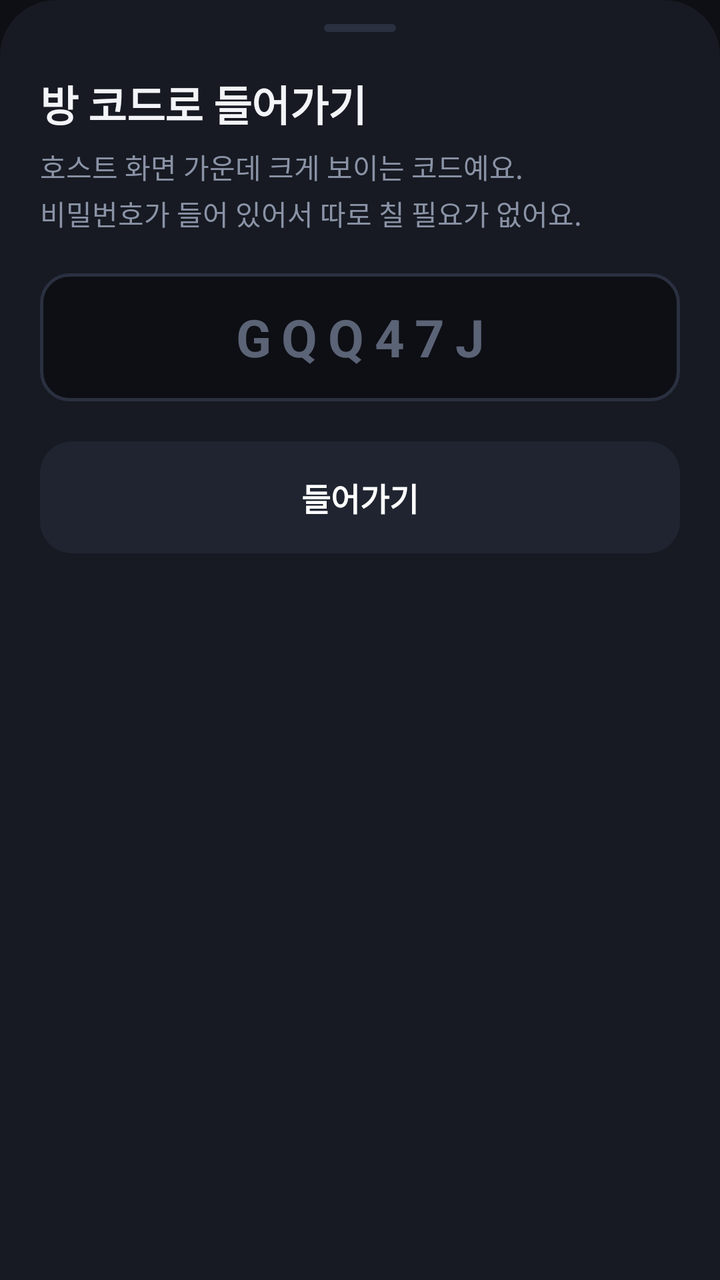
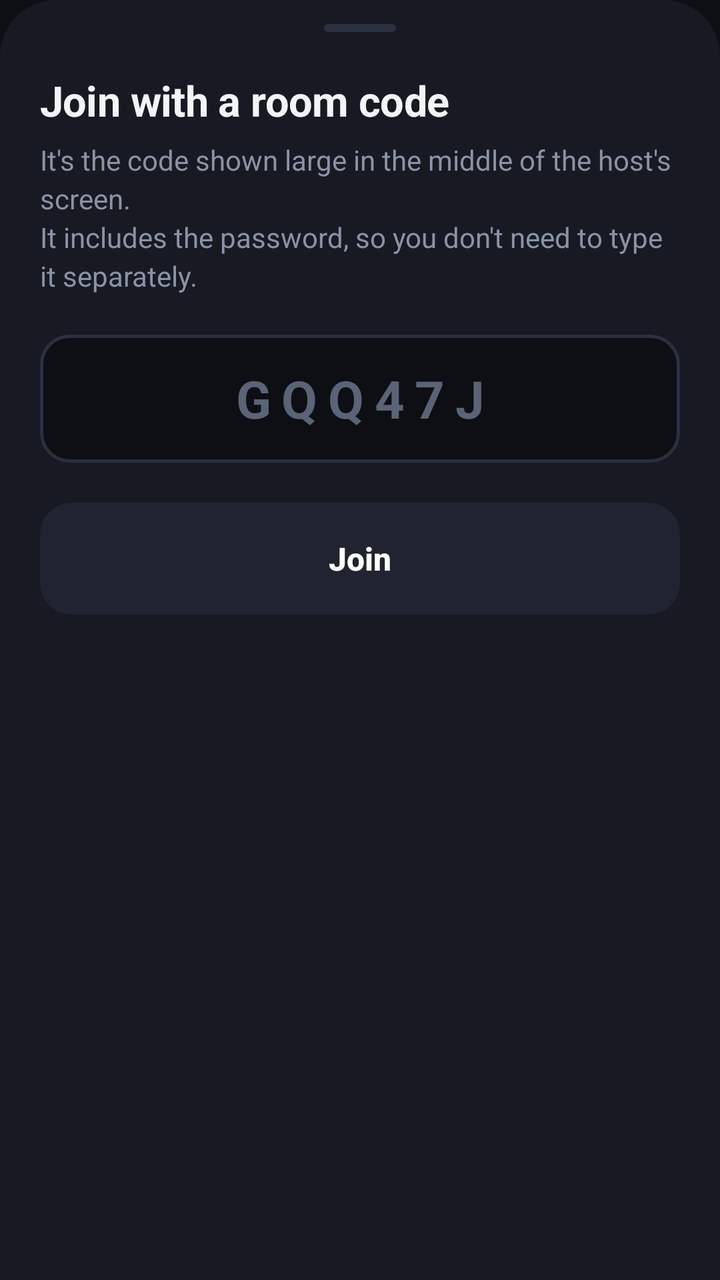

Screens rendered from an Android XML layout before and after an edit, with the pre-edit source and the edit as a unified diff.
<!-- AndroidManifest.xml: application theme AppTheme -->
<!-- res/layout/sheet_code.xml -->
<?xml version="1.0" encoding="utf-8"?>
<LinearLayout xmlns:android="http://schemas.android.com/apk/res/android"
    android:layout_width="match_parent"
    android:layout_height="wrap_content"
    android:background="@drawable/bg_sheet"
    android:orientation="vertical"
    android:paddingStart="20dp"
    android:paddingTop="12dp"
    android:paddingEnd="20dp"
    android:paddingBottom="24dp">

    <View style="@style/Grab" />

    <TextView style="@style/SheetTitle" android:text="방 코드로 들어가기" />
    <TextView style="@style/SheetLead" android:text="호스트 화면 가운데 크게 보이는 코드예요.\n비밀번호가 들어 있어서 따로 칠 필요가 없어요." />

    <EditText
        android:id="@+id/codeInput"
        style="@style/Input"
        android:layout_height="64dp"
        android:layout_marginTop="20dp"
        android:gravity="center"
        android:hint="GQQ47J"
        android:imeOptions="actionGo"
        android:inputType="textCapCharacters|textNoSuggestions|textVisiblePassword"
        android:letterSpacing="0.2"
        android:maxLength="14"
        android:textSize="26sp"
        android:textStyle="bold" />

    <TextView
        android:id="@+id/codeError"
        android:layout_width="match_parent"
        android:layout_height="wrap_content"
        android:layout_marginTop="10dp"
        android:gravity="center"
        android:text="코드를 읽을 수 없어요 — 다시 확인해 주세요"
        android:textColor="@color/danger"
        android:textSize="13sp"
        android:visibility="gone" />

    <Button
        android:id="@+id/btnGo"
        style="@style/Btn.Primary"
        android:layout_marginTop="20dp"
        android:enabled="false"
        android:text="들어가기" />
</LinearLayout>
<!-- resources referenced by this layout -->
<resources>
  <color name="danger">#FF6B6B</color>
  <!-- drawable bg_sheet (drawable) -->
  <?xml version="1.0" encoding="utf-8"?>
  <shape xmlns:android="http://schemas.android.com/apk/res/android">
      <solid android:color="@color/surface" />
      <corners android:topLeftRadius="28dp" android:topRightRadius="28dp" />
  </shape>
  <style name="Btn.Primary">
          <item name="android:background">@drawable/bg_btn_primary</item>
          <item name="android:textColor">#FFFFFFFF</item>
      </style>
  <style name="Grab">
          <item name="android:layout_width">36dp</item>
          <item name="android:layout_height">4dp</item>
          <item name="android:layout_gravity">center_horizontal</item>
          <item name="android:layout_marginBottom">20dp</item>
          <item name="android:background">@drawable/bg_grab</item>
      </style>
  <style name="SheetLead">
          <item name="android:layout_width">match_parent</item>
          <item name="android:layout_height">wrap_content</item>
          <item name="android:layout_marginTop">6dp</item>
          <item name="android:textSize">14sp</item>
          <item name="android:textColor">@color/text_dim</item>
          <item name="android:lineSpacingExtra">3dp</item>
      </style>
  <style name="SheetTitle">
          <item name="android:layout_width">match_parent</item>
          <item name="android:layout_height">wrap_content</item>
          <item name="android:textSize">21sp</item>
          <item name="android:textStyle">bold</item>
          <item name="android:textColor">@color/text</item>
          <item name="android:letterSpacing">-0.01</item>
      </style>
  <style name="AppTheme" parent="@android:style/Theme.Material.NoActionBar">
          <item name="android:windowBackground">@color/bg</item>
          <item name="android:statusBarColor">@color/bg</item>
          <item name="android:navigationBarColor">@color/bg</item>
          <item name="android:colorAccent">@color/accent</item>
          <item name="android:textColorPrimary">@color/text</item>
          <item name="android:textColorSecondary">@color/text_dim</item>
          <item name="android:textColorHint">@color/text_dim</item>
      </style>
  <color name="surface">#171A22</color>
  <!-- drawable bg_btn_primary (drawable) -->
  <?xml version="1.0" encoding="utf-8"?>
  <ripple xmlns:android="http://schemas.android.com/apk/res/android" android:color="@color/accent_press">
      <item>
          <selector>
              <item android:state_enabled="false">
                  <shape><solid android:color="@color/surface_alt" /><corners android:radius="16dp" /></shape>
              </item>
              <item>
                  <shape><solid android:color="@color/accent" /><corners android:radius="16dp" /></shape>
              </item>
          </selector>
      </item>
  </ripple>
  <!-- drawable bg_grab (drawable) -->
  <?xml version="1.0" encoding="utf-8"?>
  <shape xmlns:android="http://schemas.android.com/apk/res/android">
      <solid android:color="@color/stroke" />
      <corners android:radius="2dp" />
  </shape>
  <color name="text">#F2F4F8</color>
  <color name="text_faint">#5B6376</color>
  <color name="text_dim">#8A93A6</color>
  <color name="bg">#0D0F14</color>
  <color name="accent">#6C5CE7</color>
  <color name="accent_press">#5A4BD4</color>
  <color name="surface_alt">#1F2430</color>
  <color name="stroke">#2A3040</color>
  <!-- unchanged entries left out for length: 2 -->
</resources>

<!-- the commit's change to res/layout/sheet_code.xml (unified diff, before → after) -->
@@ -11,8 +11,8 @@
 
     <View style="@style/Grab" />
 
-    <TextView style="@style/SheetTitle" android:text="방 코드로 들어가기" />
-    <TextView style="@style/SheetLead" android:text="호스트 화면 가운데 크게 보이는 코드예요.\n비밀번호가 들어 있어서 따로 칠 필요가 없어요." />
+    <TextView style="@style/SheetTitle" android:text="@string/code_title" />
+    <TextView style="@style/SheetLead" android:text="@string/code_lead" />
 
     <EditText
         android:id="@+id/codeInput"
@@ -34,7 +34,7 @@
         android:layout_height="wrap_content"
         android:layout_marginTop="10dp"
         android:gravity="center"
-        android:text="코드를 읽을 수 없어요 — 다시 확인해 주세요"
+        android:text="@string/code_error"
         android:textColor="@color/danger"
         android:textSize="13sp"
         android:visibility="gone" />
@@ -44,5 +44,5 @@
         style="@style/Btn.Primary"
         android:layout_marginTop="20dp"
         android:enabled="false"
-        android:text="들어가기" />
+        android:text="@string/code_go" />
 </LinearLayout>
<!-- resource entries referenced after the edit -->
@@ -7,6 +7,10 @@
       <solid android:color="@color/surface" />
       <corners android:topLeftRadius="28dp" android:topRightRadius="28dp" />
   </shape>
+  <string name="code_error">Can\'t read this code — please check it again</string>
+  <string name="code_go">Join</string>
+  <string name="code_lead">It\'s the code shown large in the middle of the host\'s screen.\nIt includes the password, so you don\'t need to type it separately.</string>
+  <string name="code_title">Join with a room code</string>
   <style name="Btn.Primary">
           <item name="android:background">@drawable/bg_btn_primary</item>
           <item name="android:textColor">#FFFFFFFF</item>
